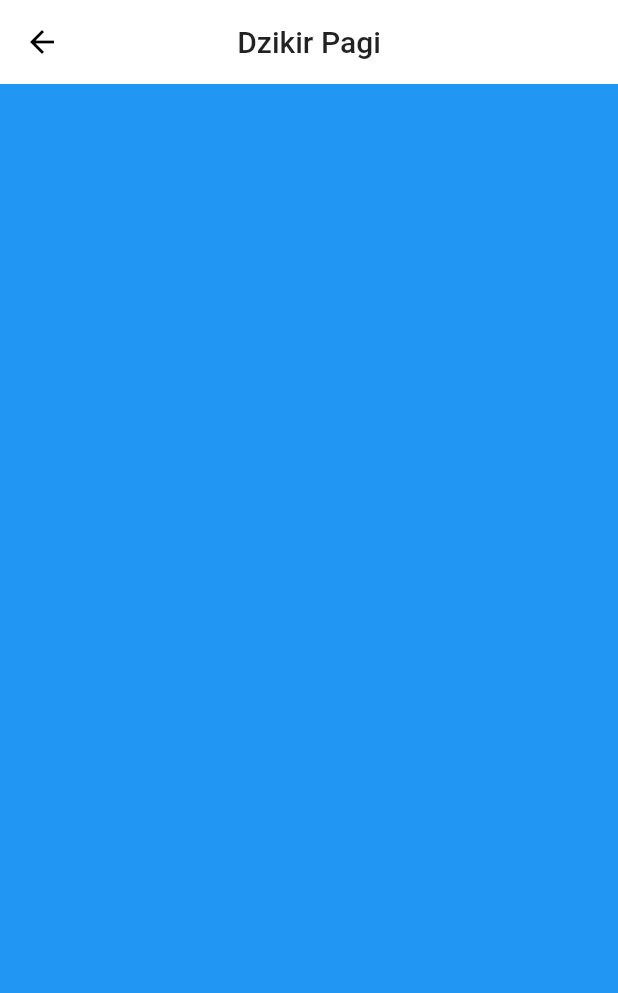
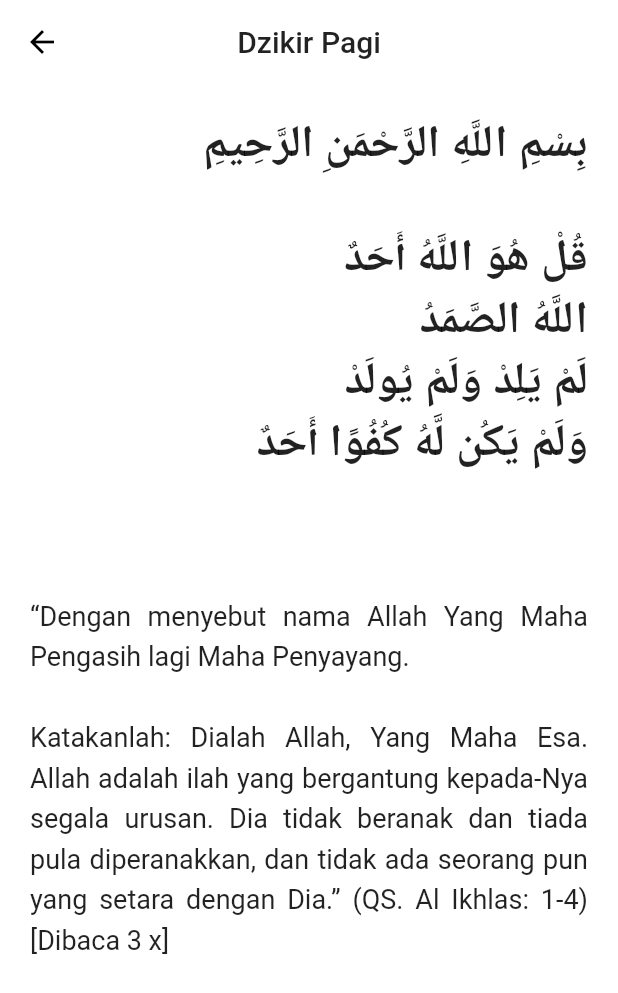
Before and after one commit to AjiSetya/dzikir_pagipetang, a Flutter app: the TampilanPagi screen opened directly, swiped to page 3, on a phone screen of 412 x 824 dp. Shown: the top 993 px of the screen. Run offline on Flutter 3.47's test engine with Material 2 defaults, Android fonts, the phone set to English and light mode, and no system bars; network calls fail.

Commit message:
tampilan dzikir pagi

```diff
--- a/lib/TampilPagi.dart
+++ b/lib/TampilPagi.dart
@@ -1,6 +1,12 @@
 import 'package:flutter/material.dart';
 
 class TampilanPagi extends StatelessWidget {
+  final styleArab = TextStyle(fontWeight: FontWeight.bold, fontSize: 30.0);
+  final styleArti =
+      TextStyle(fontWeight: FontWeight.w400, fontSize: 18.0, height: 1.5);
+
+  // https://artikel-kajian.blogspot.com/2017/03/dzikir-pagi.html
+
   @override
   Widget build(BuildContext context) {
     return Scaffold(
@@ -10,17 +16,53 @@ class TampilanPagi extends StatelessWidget {
       ),
       body: PageView(
         children: <Widget>[
-          Container(
-            color: Colors.black,
+          pagiItem(
+            "أَعُوذُ بِاللَّهِ مِنَ الشَّيْطَانِ الرَّجِيمِ",
+            "\“Aku berlindung kepada Allah dari godaan syaitan yang terkutuk/yang kena rajam.\”",
           ),
-          Container(
-            color: Colors.red,
+          pagiItem(
+            "اللَّهُ لاَ إِلَهَ إِلاَّ هُوَ الْحَيُّ الْقَيُّومُ، لاَ تَأْخُذُهُ سِنَةٌ وَلاَ نَوْمٌ، لَهُ مَا فِي السَّمَاوَاتِ وَمَا فِي الْأَرْضِ، مَنْ ذَا الَّذِي يَشْفَعُ عِنْدَهُ إِلاَّ بِإِذْنِهِ، يَعْلَمُ مَا بَيْنَ أَيْدِيهِمْ وَمَا خَلْفَهُمْ، وَلَا يُحِيطُونَ بِشَيْءٍ مِنْ عِلْمِهِ إِلاَّ بِمَا شَاءَ، وَسِعَ كُرْسِيُّهُ السَّمَاوَاتِ وَالْأَرْضَ، وَلَا يَئُودُهُ حِفْظُهُمَا، وَهُوَ الْعَلِيُّ الْعَظِيمُِ",
+            "\“Allah, tidak ada ilah (yang berhak disembah) melainkan Dia, yang hidup kekal lagi terus menerus mengurus (makhluk-Nya). Dia tidak mengantuk dan tidak tidur. Kepunyaan-Nya apa yang di langit dan di bumi. Tiada yang dapat memberi syafa’at di sisi-Nya tanpa seizin-Nya. Dia mengetahui apa-apa yang di hadapan mereka dan di belakang mereka. Mereka tidak mengetahui apa-apa dari ilmu Allah melainkan apa yang dikehendaki-Nya. Kursi Allah meliputi langit dan bumi. Dia tidak merasa berat memelihara keduanya. Dan Dia Maha Tinggi lagi Maha besar.\” (QS. Al Baqarah: 255) [Dibaca 1x]\n\nFaedah: Siapa yang membacanya ketika petang, maka ia akan dilindungi (oleh Allah dari berbagai gangguan) hingga pagi. Siapa yang membacanya ketika pagi, maka ia akan dilindungi hingga petang.[1]\n\n[1] HR. Al Hakim (1: 562). Syaikh Al Albani menshahihkan hadits tersebut dalam Shahih At Targhib wa At Tarhib no. 655.",
           ),
-          Container(
-            color: Colors.blue,
-          )
+          pagiItem(
+              "بِسْمِ اللَّهِ الرَّحْمَنِ الرَّحِيمِ" +
+                  "\n\n"
+                      "قُلْ هُوَ اللَّهُ أَحَدٌ" +
+                  "\n"
+                      "اللَّهُ الصَّمَدُ" +
+                  "\n"
+                      "لَمْ يَلِدْ وَلَمْ يُولَدْ" +
+                  "\n"
+                      "وَلَمْ يَكُن لَّهُ كُفُوًا أَحَدٌ",
+              "\“Dengan menyebut nama Allah Yang Maha Pengasih lagi Maha Penyayang.\n\nKatakanlah: Dialah Allah, Yang Maha Esa. Allah adalah ilah yang bergantung kepada-Nya segala urusan. Dia tidak beranak dan tiada pula diperanakkan, dan tidak ada seorang pun yang setara dengan Dia.” (QS. Al Ikhlas: 1-4) [Dibaca 3 x]")
         ],
       ),
     );
   }
+
+  Widget pagiItem(String arab, String arti) {
+    return ListView(
+      children: <Widget>[
+        Padding(
+          padding: const EdgeInsets.all(20.0),
+          child: Text(
+            arab,
+            style: styleArab,
+            textAlign: TextAlign.right,
+          ),
+        ),
+        SizedBox(
+          height: 40.0,
+        ),
+        Padding(
+          padding: const EdgeInsets.all(20.0),
+          child: Text(
+            arti,
+            style: styleArti,
+            textAlign: TextAlign.justify,
+          ),
+        )
+      ],
+    );
+  }
 }
```
Also changed, not shown: lib/main.dart (+47 -5 lines).
